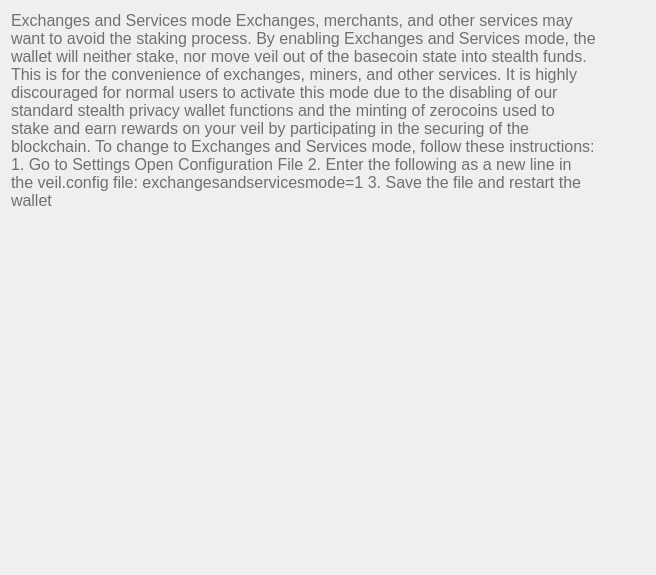
Veil-Project/veil, file src/qt/veil/forms/settingsfaq06.ui: the form before one commit.
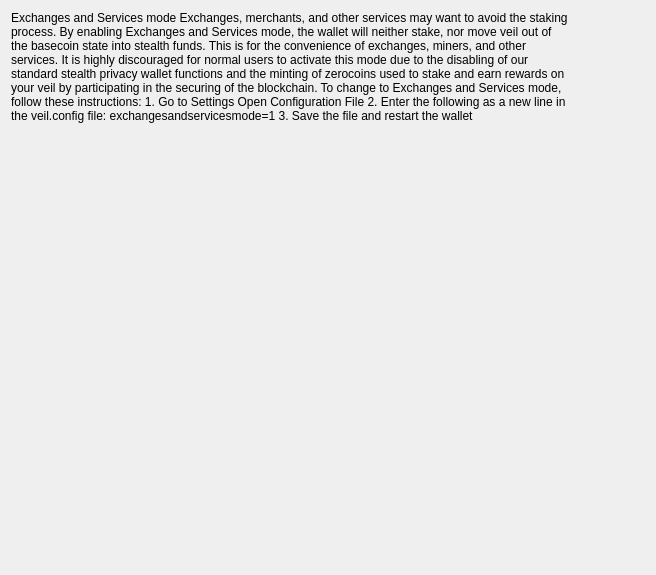
The form after the commit.

```diff
--- a/src/qt/veil/forms/settingsfaq06.ui
+++ b/src/qt/veil/forms/settingsfaq06.ui
@@ -13,10 +13,6 @@
   <property name="windowTitle">
    <string>Form</string>
   </property>
-  <property name="styleSheet">
-   <string notr="true">font-size:16px;
-color:#707070;</string>
-  </property>
   <layout class="QVBoxLayout" name="verticalLayout" stretch="1,0">
    <property name="rightMargin">
     <number>60</number>
@@ -29,9 +25,6 @@
        <height>0</height>
       </size>
      </property>
-     <property name="styleSheet">
-      <string notr="true">font-weight:200;</string>
-     </property>
      <property name="text">
       <string>&lt;html&gt; &lt;head&gt; &lt;/head&gt; &lt;body&gt; &lt;p&gt;&lt;span style="&quot;font-weight:600;" text-decoration:="" underline;&quot;=""&gt;Exchanges and Services mode&lt;/span&gt;&lt;/p&gt; &lt;p&gt;&lt;span&gt;Exchanges, merchants, and other services may want to avoid the staking process. By enabling Exchanges and Services mode, the wallet will neither stake, nor move veil out of the basecoin state into stealth funds. This is for the convenience of exchanges, miners, and other services. It is highly discouraged for normal users to activate this mode due to the disabling of our standard stealth privacy wallet functions and the minting of zerocoins used to stake and earn rewards on your veil by participating in the securing of the blockchain.&lt;/span&gt;&lt;/p&gt; &lt;p&gt;&lt;br&gt; &lt;span&gt;To change to Exchanges and Services mode, follow these instructions:&lt;/span&gt;&lt;/p&gt; &lt;p&gt;&lt;span&gt;1. Go to Settings&amp;gt;Open Configuration File&lt;/span&gt;&lt;/p&gt; &lt;p&gt;&lt;span&gt;2. Enter the following as a new line in the veil.config file: exchangesandservicesmode=1&lt;/span&gt;&lt;/p&gt; &lt;p&gt;&lt;span&gt;3. Save the file and restart the wallet&lt;/span&gt;&lt;/p&gt; &lt;/body&gt; &lt;/html&gt;</string>
      </property>
```
